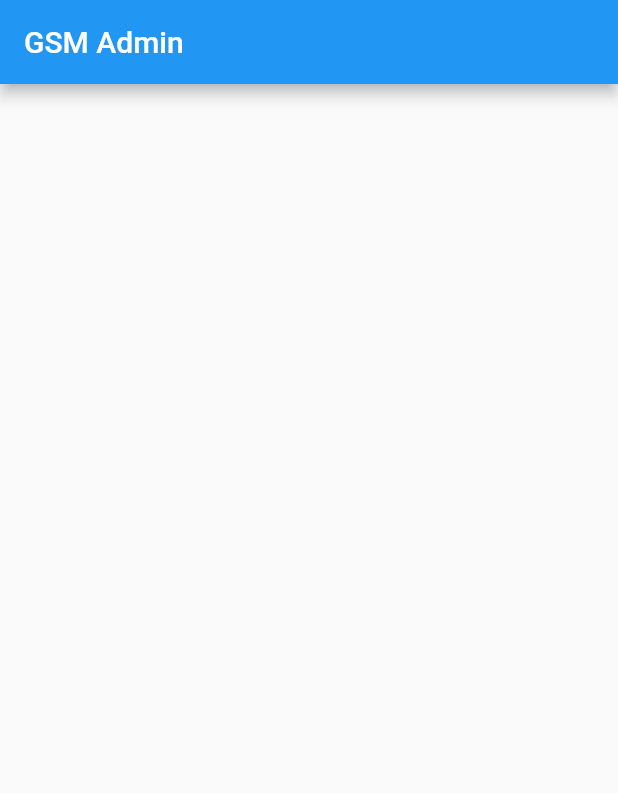
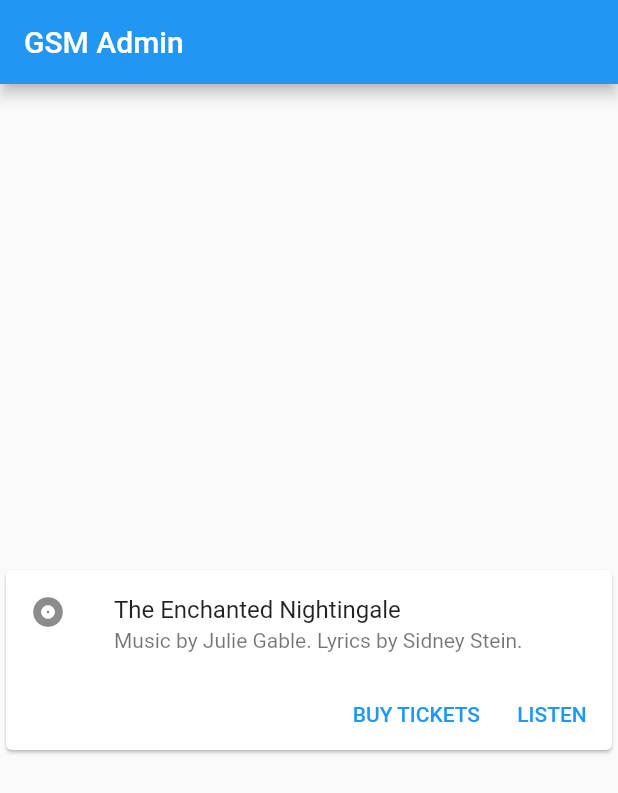
Before and after one commit to Grocery-Store-Management/GSMS.MobileApp.SWD, a Flutter app: the screen it shows after launch, on a phone screen of 412 x 824 dp. Shown: the top 793 px of the screen. Run offline on Flutter 3.47's test engine with Material 2 defaults, Android fonts, the phone set to English and light mode, and no system bars; our stand-ins replace equatable, flutter_svg.

Commit message:
Update main.dart

```diff
--- a/lib/main.dart
+++ b/lib/main.dart
@@ -38,8 +38,32 @@ class _MyHomePageState extends State<MyHomePage> {
         title: Text(widget.title),
       ),
       body: Center(
-        child: Column(
-          mainAxisAlignment: MainAxisAlignment.center,
+        child: Card(
+          child: Column(
+            mainAxisSize: MainAxisSize.min,
+              children: <Widget>[
+                const ListTile(
+                  leading: Icon(Icons.album),
+                  title: Text('The Enchanted Nightingale'),
+                  subtitle: Text('Music by Julie Gable. Lyrics by Sidney Stein.'),
+                ),
+                Row(
+                  mainAxisAlignment: MainAxisAlignment.end,
+                  children: <Widget>[
+                    TextButton(
+                      child: const Text('BUY TICKETS'),
+                      onPressed: () {/* ... */},
+                    ),
+                    const SizedBox(width: 8),
+                    TextButton(
+                      child: const Text('LISTEN'),
+                      onPressed: () {/* ... */},
+                    ),
+                    const SizedBox(width: 8),
+                  ],
+                ),
+              ]
+          )
         ),
       ), // This trailing comma makes auto-formatting nicer for build methods.
     );
```
